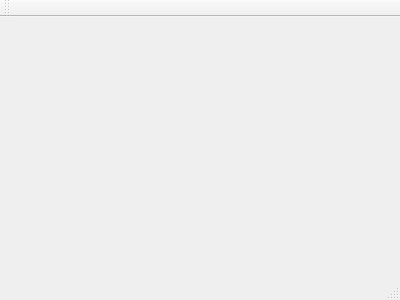
Old version of the form mainwindow.ui in the repository sjdangHust72/simFpga201412.
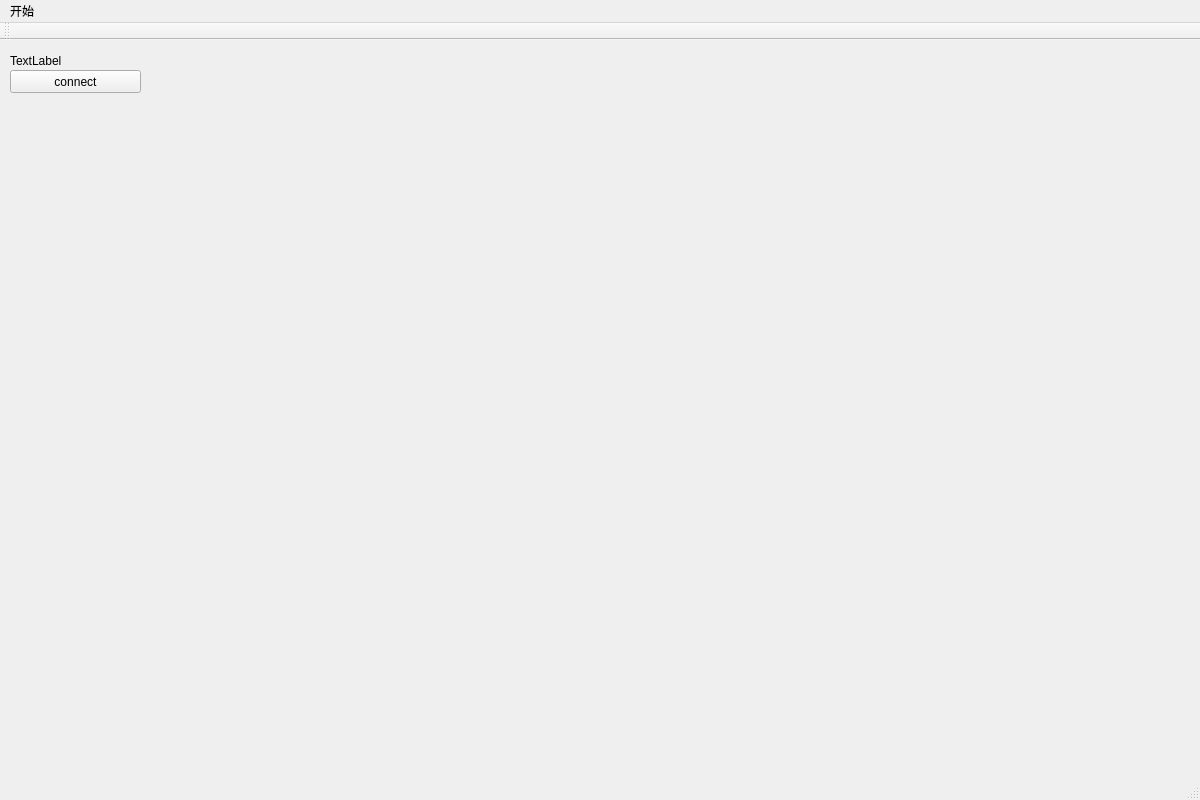
New version of the form.

Diff of the .ui file:
```diff
--- a/mainwindow.ui
+++ b/mainwindow.ui
@@ -1,24 +1,90 @@
 <ui version="4.0">
  <class>MainWindow</class>
- <widget class="QMainWindow" name="MainWindow" >
-  <property name="geometry" >
+ <widget class="QMainWindow" name="MainWindow">
+  <property name="geometry">
    <rect>
     <x>0</x>
     <y>0</y>
-    <width>400</width>
-    <height>300</height>
+    <width>1200</width>
+    <height>800</height>
    </rect>
   </property>
   <property name="windowTitle" >
    <string>MainWindow</string>
   </property>
-  <widget class="QMenuBar" name="menuBar" />
-  <widget class="QToolBar" name="mainToolBar" />
-  <widget class="QWidget" name="centralWidget" />
-  <widget class="QStatusBar" name="statusBar" />
+  <widget class="QWidget" name="centralWidget">
+   <widget class="QLabel" name="label_connect">
+    <property name="geometry">
+     <rect>
+      <x>10</x>
+      <y>10</y>
+      <width>141</width>
+      <height>21</height>
+     </rect>
+    </property>
+    <property name="text">
+     <string>TextLabel</string>
+    </property>
+   </widget>
+   <widget class="QPushButton" name="pbtn_connect">
+    <property name="geometry">
+     <rect>
+      <x>10</x>
+      <y>30</y>
+      <width>131</width>
+      <height>23</height>
+     </rect>
+    </property>
+    <property name="text">
+     <string>connect</string>
+    </property>
+   </widget>
+  </widget>
+  <widget class="QToolBar" name="mainToolBar">
+   <attribute name="toolBarArea">
+    <enum>TopToolBarArea</enum>
+   </attribute>
+   <attribute name="toolBarBreak">
+    <bool>false</bool>
+   </attribute>
+  </widget>
+  <widget class="QStatusBar" name="statusBar"/>
+  <widget class="QMenuBar" name="menuBar">
+   <property name="geometry">
+    <rect>
+     <x>0</x>
+     <y>0</y>
+     <width>1200</width>
+     <height>23</height>
+    </rect>
+   </property>
+   <widget class="QMenu" name="menu">
+    <property name="title">
+     <string>开始</string>
+    </property>
+    <addaction name="actionFpga"/>
+    <addaction name="actionLocal"/>
+   </widget>
+   <addaction name="menu"/>
+  </widget>
+  <action name="actionFpga">
+   <property name="checkable">
+    <bool>true</bool>
+   </property>
+   <property name="text">
+    <string>fpga</string>
+   </property>
+  </action>
+  <action name="actionLocal">
+   <property name="checkable">
+    <bool>true</bool>
+   </property>
+   <property name="text">
+    <string>local</string>
+   </property>
+  </action>
  </widget>
- <layoutDefault spacing="6" margin="11" />
- <pixmapfunction></pixmapfunction>
+ <layoutdefault spacing="6" margin="11"/>
  <resources/>
  <connections/>
 </ui>
```
Left out of the diff: 3 changed lines with no effect on the pictures.
